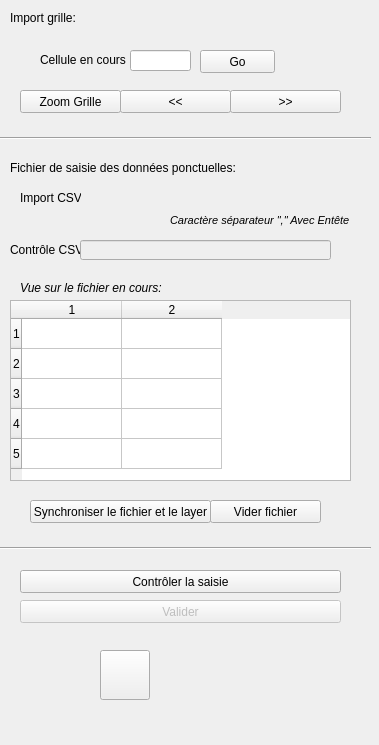
Qt form editdata/geodata_matching_dialog_base.ui (mdvandamme/PoussePousseEditData) before a commit.
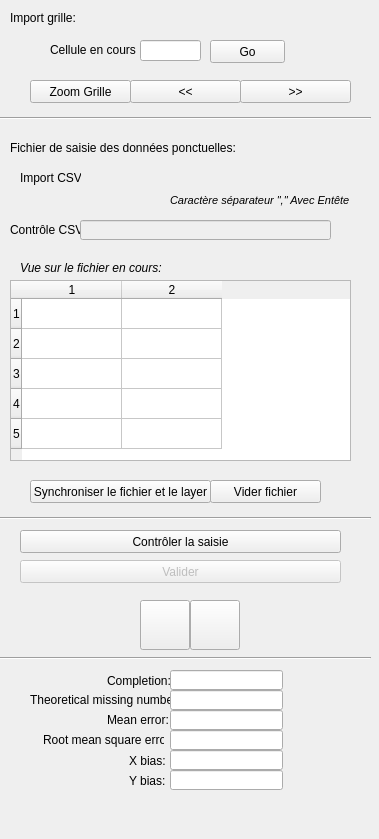
The same form after that commit. Icons and pictures are not drawn. Custom widgets are drawn as their Qt base class.

What changed in the file:
```diff
--- a/editdata/geodata_matching_dialog_base.ui
+++ b/editdata/geodata_matching_dialog_base.ui
@@ -7,7 +7,7 @@
     <x>0</x>
     <y>0</y>
     <width>379</width>
-    <height>745</height>
+    <height>839</height>
    </rect>
   </property>
   <property name="sizePolicy">
@@ -23,8 +23,8 @@
    <widget class="QPushButton" name="btSuiv">
     <property name="geometry">
      <rect>
-      <x>230</x>
-      <y>90</y>
+      <x>240</x>
+      <y>80</y>
       <width>111</width>
       <height>23</height>
      </rect>
@@ -36,8 +36,8 @@
    <widget class="QLabel" name="label">
     <property name="geometry">
      <rect>
-      <x>40</x>
-      <y>50</y>
+      <x>50</x>
+      <y>40</y>
       <width>101</width>
       <height>20</height>
      </rect>
@@ -49,8 +49,8 @@
    <widget class="QLineEdit" name="currentId">
     <property name="geometry">
      <rect>
-      <x>130</x>
-      <y>50</y>
+      <x>140</x>
+      <y>40</y>
       <width>61</width>
       <height>21</height>
      </rect>
@@ -59,8 +59,8 @@
    <widget class="QPushButton" name="btGo">
     <property name="geometry">
      <rect>
-      <x>200</x>
-      <y>50</y>
+      <x>210</x>
+      <y>40</y>
       <width>75</width>
       <height>23</height>
      </rect>
@@ -73,7 +73,7 @@
     <property name="geometry">
      <rect>
       <x>10</x>
-      <y>300</y>
+      <y>280</y>
       <width>341</width>
       <height>181</height>
      </rect>
@@ -96,7 +96,7 @@
     <property name="geometry">
      <rect>
       <x>30</x>
-      <y>500</y>
+      <y>480</y>
       <width>181</width>
       <height>23</height>
      </rect>
@@ -132,7 +132,7 @@
     <property name="geometry">
      <rect>
       <x>0</x>
-      <y>130</y>
+      <y>110</y>
       <width>371</width>
       <height>16</height>
      </rect>
@@ -145,7 +145,7 @@
     <property name="geometry">
      <rect>
       <x>10</x>
-      <y>160</y>
+      <y>140</y>
       <width>261</width>
       <height>16</height>
      </rect>
@@ -157,8 +157,8 @@
    <widget class="QPushButton" name="btPrec">
     <property name="geometry">
      <rect>
-      <x>120</x>
-      <y>90</y>
+      <x>130</x>
+      <y>80</y>
       <width>111</width>
       <height>23</height>
      </rect>
@@ -170,8 +170,8 @@
    <widget class="QPushButton" name="btZoomGrille">
     <property name="geometry">
      <rect>
-      <x>20</x>
-      <y>90</y>
+      <x>30</x>
+      <y>80</y>
       <width>101</width>
       <height>23</height>
      </rect>
@@ -184,7 +184,7 @@
     <property name="geometry">
      <rect>
       <x>80</x>
-      <y>180</y>
+      <y>160</y>
       <width>251</width>
       <height>27</height>
      </rect>
@@ -194,7 +194,7 @@
     <property name="geometry">
      <rect>
       <x>20</x>
-      <y>190</y>
+      <y>170</y>
       <width>61</width>
       <height>16</height>
      </rect>
@@ -207,7 +207,7 @@
     <property name="geometry">
      <rect>
       <x>170</x>
-      <y>210</y>
+      <y>190</y>
       <width>191</width>
       <height>20</height>
      </rect>
@@ -230,7 +230,7 @@
     <property name="geometry">
      <rect>
       <x>210</x>
-      <y>500</y>
+      <y>480</y>
       <width>111</width>
       <height>23</height>
      </rect>
@@ -243,7 +243,7 @@
     <property name="geometry">
      <rect>
       <x>20</x>
-      <y>570</y>
+      <y>530</y>
       <width>321</width>
       <height>23</height>
      </rect>
@@ -256,7 +256,7 @@
     <property name="geometry">
      <rect>
       <x>20</x>
-      <y>280</y>
+      <y>260</y>
       <width>151</width>
       <height>16</height>
      </rect>
@@ -275,7 +275,7 @@
     <property name="geometry">
      <rect>
       <x>0</x>
-      <y>540</y>
+      <y>510</y>
       <width>371</width>
       <height>16</height>
      </rect>
@@ -288,7 +288,7 @@
     <property name="geometry">
      <rect>
       <x>10</x>
-      <y>240</y>
+      <y>220</y>
       <width>71</width>
       <height>20</height>
      </rect>
@@ -304,7 +304,7 @@
     <property name="geometry">
      <rect>
       <x>80</x>
-      <y>240</y>
+      <y>220</y>
       <width>251</width>
       <height>20</height>
      </rect>
@@ -317,7 +317,7 @@
     <property name="geometry">
      <rect>
       <x>20</x>
-      <y>600</y>
+      <y>560</y>
       <width>321</width>
       <height>23</height>
      </rect>
@@ -329,8 +329,8 @@
    <widget class="QPushButton" name="btReload">
     <property name="geometry">
      <rect>
-      <x>100</x>
-      <y>650</y>
+      <x>140</x>
+      <y>600</y>
       <width>50</width>
       <height>50</height>
      </rect>
@@ -349,6 +349,180 @@
      </size>
     </property>
    </widget>
+   <widget class="QPushButton" name="btVider">
+    <property name="geometry">
+     <rect>
+      <x>190</x>
+      <y>600</y>
+      <width>50</width>
+      <height>50</height>
+     </rect>
+    </property>
+    <property name="text">
+     <string/>
+    </property>
+    <property name="icon">
+     <iconset>
+      <normaloff>:/plugins/PoussePousseEditData/img/vider.png</normaloff>:/plugins/PoussePousseEditData/img/vider.png</iconset>
+    </property>
+    <property name="iconSize">
+     <size>
+      <width>50</width>
+      <height>50</height>
+     </size>
+    </property>
+   </widget>
+   <widget class="QLabel" name="label_8">
+    <property name="geometry">
+     <rect>
+      <x>107</x>
+      <y>673</y>
+      <width>71</width>
+      <height>16</height>
+     </rect>
+    </property>
+    <property name="text">
+     <string>Completion:</string>
+    </property>
+   </widget>
+   <widget class="QLabel" name="label_9">
+    <property name="geometry">
+     <rect>
+      <x>30</x>
+      <y>692</y>
+      <width>141</width>
+      <height>16</height>
+     </rect>
+    </property>
+    <property name="text">
+     <string>Theoretical missing number:</string>
+    </property>
+   </widget>
+   <widget class="QLabel" name="label_10">
+    <property name="geometry">
+     <rect>
+      <x>107</x>
+      <y>712</y>
+      <width>61</width>
+      <height>16</height>
+     </rect>
+    </property>
+    <property name="text">
+     <string>Mean error: </string>
+    </property>
+   </widget>
+   <widget class="QLabel" name="label_11">
+    <property name="geometry">
+     <rect>
+      <x>43</x>
+      <y>732</y>
+      <width>121</width>
+      <height>16</height>
+     </rect>
+    </property>
+    <property name="text">
+     <string>Root mean square error:</string>
+    </property>
+   </widget>
+   <widget class="QLabel" name="label_12">
+    <property name="geometry">
+     <rect>
+      <x>129</x>
+      <y>754</y>
+      <width>46</width>
+      <height>13</height>
+     </rect>
+    </property>
+    <property name="text">
+     <string>X bias:</string>
+    </property>
+   </widget>
+   <widget class="QLabel" name="label_13">
+    <property name="geometry">
+     <rect>
+      <x>129</x>
+      <y>774</y>
+      <width>46</width>
+      <height>13</height>
+     </rect>
+    </property>
+    <property name="text">
+     <string>Y bias:</string>
+    </property>
+   </widget>
+   <widget class="QLineEdit" name="txtCompletion">
+    <property name="geometry">
+     <rect>
+      <x>170</x>
+      <y>670</y>
+      <width>113</width>
+      <height>20</height>
+     </rect>
+    </property>
+   </widget>
+   <widget class="QLineEdit" name="txtMissing">
+    <property name="geometry">
+     <rect>
+      <x>170</x>
+      <y>690</y>
+      <width>113</width>
+      <height>20</height>
+     </rect>
+    </property>
+   </widget>
+   <widget class="QLineEdit" name="txtError">
+    <property name="geometry">
+     <rect>
+      <x>170</x>
+      <y>710</y>
+      <width>113</width>
+      <height>20</height>
+     </rect>
+    </property>
+   </widget>
+   <widget class="QLineEdit" name="txtRMSE">
+    <property name="geometry">
+     <rect>
+      <x>170</x>
+      <y>730</y>
+      <width>113</width>
+      <height>20</height>
+     </rect>
+    </property>
+   </widget>
+   <widget class="QLineEdit" name="txtSBN">
+    <property name="geometry">
+     <rect>
+      <x>170</x>
+      <y>770</y>
+      <width>113</width>
+      <height>20</height>
+     </rect>
+    </property>
+   </widget>
+   <widget class="QLineEdit" name="txtSBE">
+    <property name="geometry">
+     <rect>
+      <x>170</x>
+      <y>750</y>
+      <width>113</width>
+      <height>20</height>
+     </rect>
+    </property>
+   </widget>
+   <widget class="Line" name="line_4">
+    <property name="geometry">
+     <rect>
+      <x>0</x>
+      <y>650</y>
+      <width>371</width>
+      <height>16</height>
+     </rect>
+    </property>
+    <property name="orientation">
+     <enum>Qt::Horizontal</enum>
+    </property>
+   </widget>
   </widget>
  </widget>
  <customwidgets>
```
